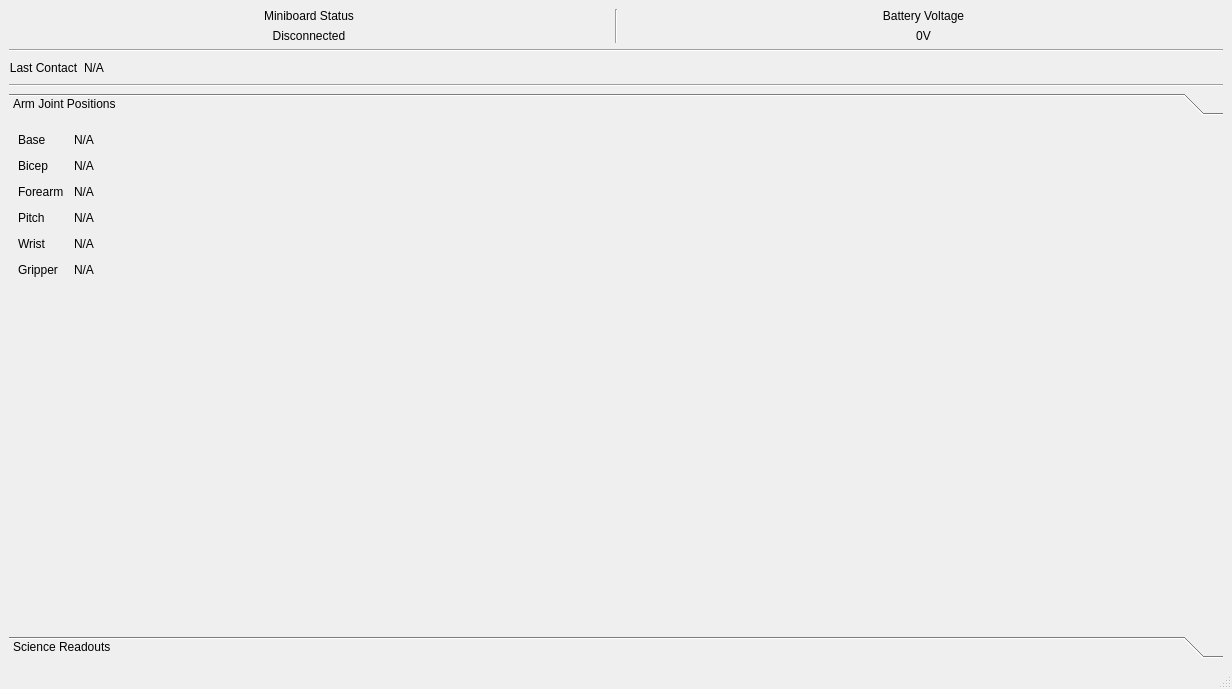
OSURoboticsClub/Rover_2016_2017, file basestation/Resources/new_ui_work_4-30-17/RoverBaseStation.ui: the form before one commit.
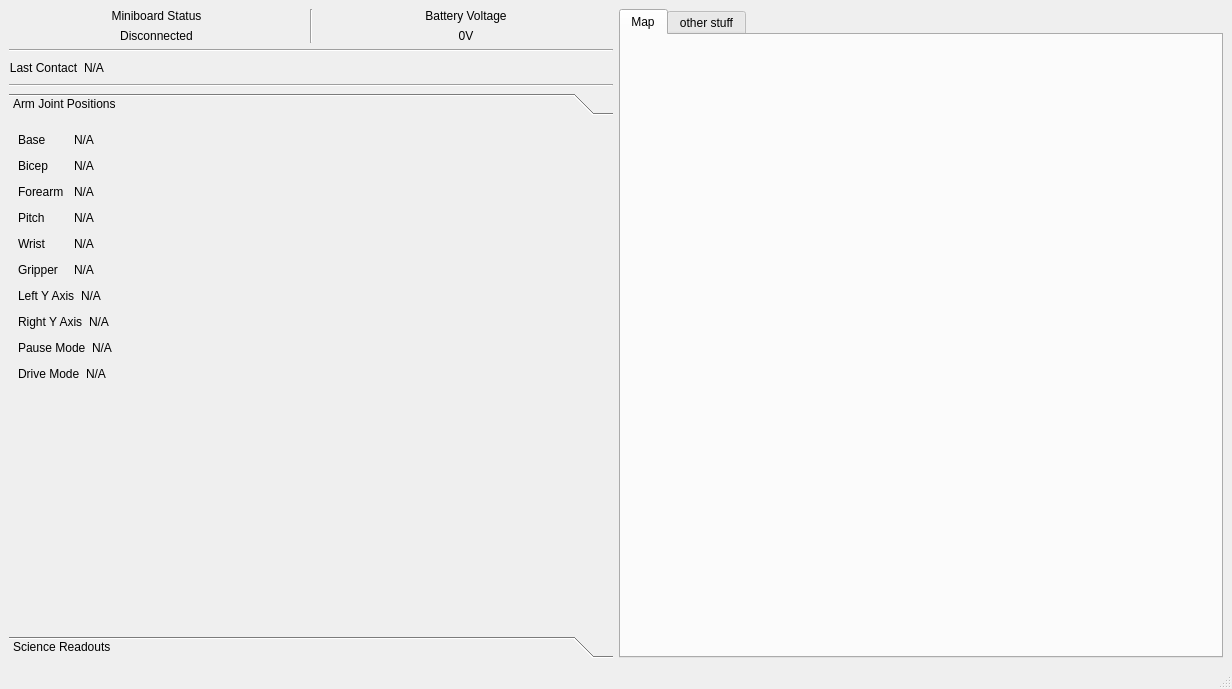
The form after the commit.

Commit message: Instatiated new UI plus a few features.

Diff of the .ui file:
```diff
--- a/basestation/Resources/new_ui_work_4-30-17/RoverBaseStation.ui
+++ b/basestation/Resources/new_ui_work_4-30-17/RoverBaseStation.ui
@@ -146,8 +146,8 @@
             <rect>
              <x>0</x>
              <y>0</y>
-             <width>1212</width>
-             <height>505</height>
+             <width>602</width>
+             <height>487</height>
             </rect>
            </property>
            <attribute name="label">
@@ -412,7 +412,7 @@
               </item>
              </layout>
             </item>
-            <item row="6" column="0">
+            <item row="12" column="0">
              <spacer name="verticalSpacer">
               <property name="orientation">
                <enum>Qt::Vertical</enum>
@@ -425,6 +425,130 @@
               </property>
              </spacer>
             </item>
+            <item row="10" column="0">
+             <layout class="QHBoxLayout" name="horizontalLayout_13">
+              <item>
+               <widget class="QLabel" name="label_24">
+                <property name="text">
+                 <string>Pause Mode</string>
+                </property>
+               </widget>
+              </item>
+              <item>
+               <widget class="QLabel" name="pause_mode">
+                <property name="text">
+                 <string>N/A</string>
+                </property>
+               </widget>
+              </item>
+              <item>
+               <spacer name="horizontalSpacer_10">
+                <property name="orientation">
+                 <enum>Qt::Horizontal</enum>
+                </property>
+                <property name="sizeHint" stdset="0">
+                 <size>
+                  <width>40</width>
+                  <height>20</height>
+                 </size>
+                </property>
+               </spacer>
+              </item>
+             </layout>
+            </item>
+            <item row="6" column="0">
+             <layout class="QHBoxLayout" name="horizontalLayout_10">
+              <item>
+               <widget class="QLabel" name="label_20">
+                <property name="text">
+                 <string>Left Y Axis</string>
+                </property>
+               </widget>
+              </item>
+              <item>
+               <widget class="QLabel" name="left_y_lb">
+                <property name="text">
+                 <string>N/A</string>
+                </property>
+               </widget>
+              </item>
+              <item>
+               <spacer name="horizontalSpacer_8">
+                <property name="orientation">
+                 <enum>Qt::Horizontal</enum>
+                </property>
+                <property name="sizeHint" stdset="0">
+                 <size>
+                  <width>40</width>
+                  <height>20</height>
+                 </size>
+                </property>
+               </spacer>
+              </item>
+             </layout>
+            </item>
+            <item row="8" column="0">
+             <layout class="QHBoxLayout" name="horizontalLayout_12">
+              <item>
+               <widget class="QLabel" name="label_19">
+                <property name="text">
+                 <string>Right Y Axis</string>
+                </property>
+               </widget>
+              </item>
+              <item>
+               <widget class="QLabel" name="right_y_lb">
+                <property name="text">
+                 <string>N/A</string>
+                </property>
+               </widget>
+              </item>
+              <item>
+               <spacer name="horizontalSpacer_9">
+                <property name="orientation">
+                 <enum>Qt::Horizontal</enum>
+                </property>
+                <property name="sizeHint" stdset="0">
+                 <size>
+                  <width>40</width>
+                  <height>20</height>
+                 </size>
+                </property>
+               </spacer>
+              </item>
+             </layout>
+            </item>
+            <item row="11" column="0">
+             <layout class="QHBoxLayout" name="horizontalLayout_14">
+              <item>
+               <widget class="QLabel" name="label_25">
+                <property name="text">
+                 <string>Drive Mode</string>
+                </property>
+               </widget>
+              </item>
+              <item>
+               <widget class="QLabel" name="drive_mode">
+                <property name="text">
+                 <string>N/A</string>
+                </property>
+               </widget>
+              </item>
+              <item>
+               <spacer name="horizontalSpacer_11">
+                <property name="orientation">
+                 <enum>Qt::Horizontal</enum>
+                </property>
+                <property name="sizeHint" stdset="0">
+                 <size>
+                  <width>40</width>
+                  <height>20</height>
+                 </size>
+                </property>
+               </spacer>
+              </item>
+             </layout>
+            </item>
            </layout>
           </widget>
           <widget class="QWidget" name="page_2">
@@ -446,6 +570,52 @@
       </widget>
      </widget>
     </item>
+    <item row="0" column="1">
+     <widget class="QTabWidget" name="tab_widget">
+      <property name="currentIndex">
+       <number>0</number>
+      </property>
+      <widget class="QWidget" name="map">
+       <attribute name="title">
+        <string>Map</string>
+       </attribute>
+       <widget class="QLabel" name="map_label">
+        <property name="geometry">
+         <rect>
+          <x>0</x>
+          <y>0</y>
+          <width>601</width>
+          <height>611</height>
+         </rect>
+        </property>
+        <property name="text">
+         <string/>
+        </property>
+        <property name="scaledContents">
+         <bool>false</bool>
+        </property>
+        <property name="alignment">
+         <set>Qt::AlignCenter</set>
+        </property>
+       </widget>
+      </widget>
+      <widget class="QWidget" name="other_stuff_tab">
+       <attribute name="title">
+        <string>other stuff</string>
+       </attribute>
+       <widget class="QTextBrowser" name="live_log_text_browser">
+        <property name="geometry">
+         <rect>
+          <x>-10</x>
+          <y>-10</y>
+          <width>611</width>
+          <height>641</height>
+         </rect>
+        </property>
+       </widget>
+      </widget>
+     </widget>
+    </item>
    </layout>
   </widget>
   <widget class="QStatusBar" name="statusbar"/>
```
Left out of the diff: 4 changed lines with no effect on the pictures. The commit also changes 5 other files.
